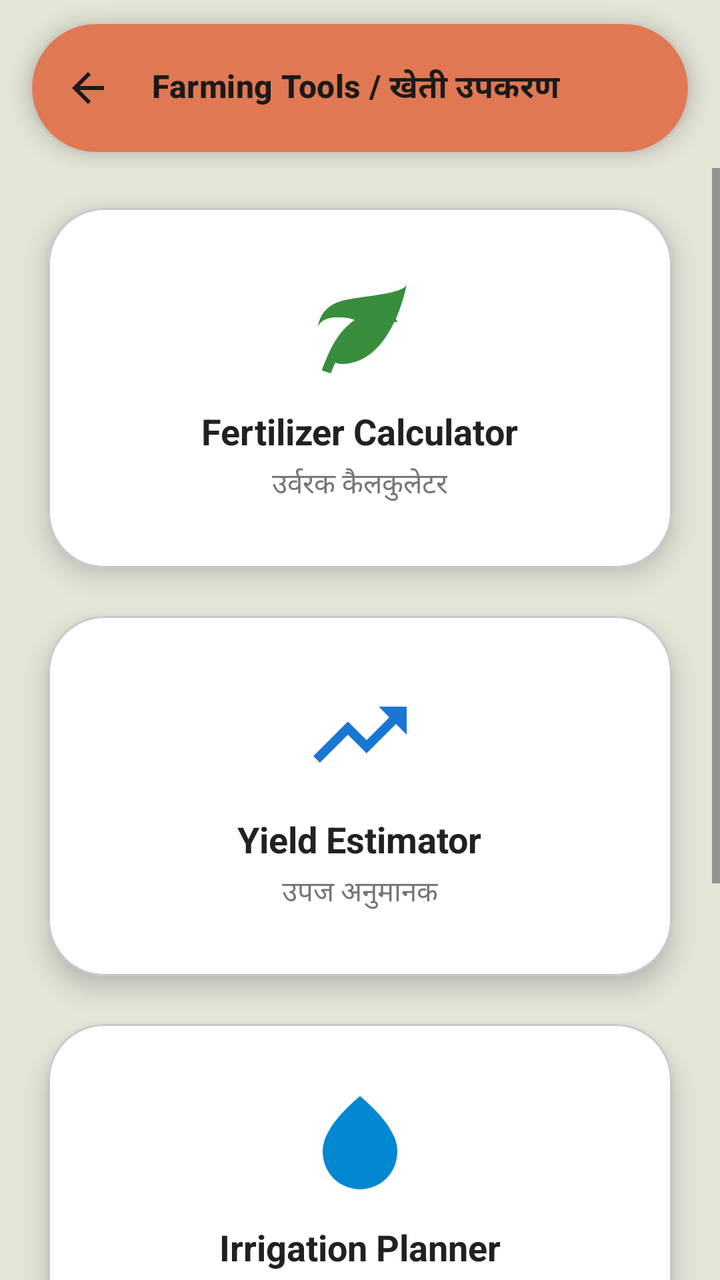
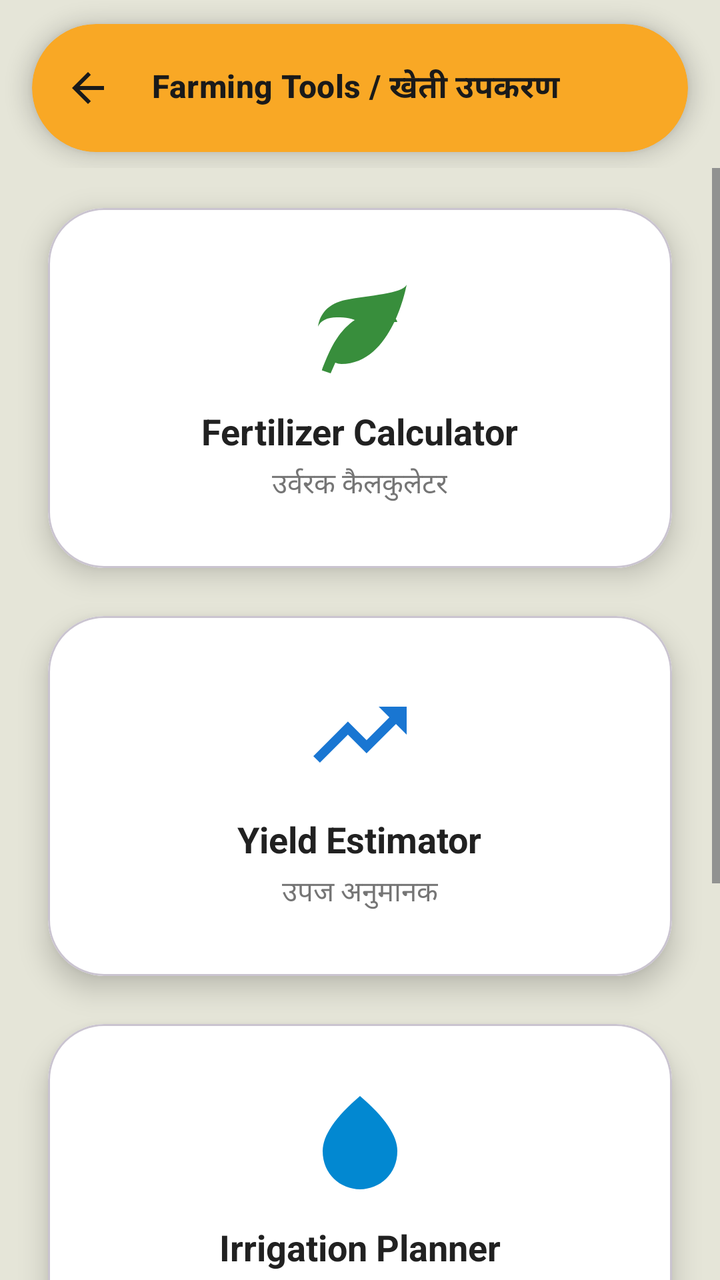

An Android layout rendered at two revisions. The XML below is the earlier revision; the diff shows what the commit changed to produce the second picture.
<!-- AndroidManifest.xml: application theme Theme.Jai_Kisan -->
<!-- res/layout/activity_farming_tools.xml -->
<?xml version="1.0" encoding="utf-8"?>
<LinearLayout
    xmlns:android="http://schemas.android.com/apk/res/android"
    xmlns:app="http://schemas.android.com/apk/res-auto"
    android:layout_width="match_parent"
    android:layout_height="match_parent"
    android:orientation="vertical"
    android:background="#E5E5D8"
    android:fitsSystemWindows="true">

    <com.google.android.material.appbar.AppBarLayout
        android:layout_width="match_parent"
        android:layout_height="wrap_content"
        android:background="@android:color/transparent"
        app:elevation="0dp">

        <com.google.android.material.card.MaterialCardView
            android:layout_width="match_parent"
            android:layout_height="wrap_content"
            android:layout_marginStart="16dp"
            android:layout_marginEnd="16dp"
            android:layout_marginTop="12dp"
            android:layout_marginBottom="8dp"
            app:cardCornerRadius="32dp"
            app:cardElevation="6dp"
            app:cardMaxElevation="6dp"
            app:cardUseCompatPadding="false"
            app:strokeWidth="0dp"
            app:cardBackgroundColor="#E07854">

            <com.google.android.material.appbar.MaterialToolbar
                android:id="@+id/toolbar"
                android:layout_width="match_parent"
                android:layout_height="?attr/actionBarSize"
                app:titleTextAppearance="@style/TextAppearance.JaiKisan.ToolbarTitle"
                app:title="Farming Tools / खेती उपकरण"
                app:titleTextColor="#1A1A1A"
                app:navigationIcon="@drawable/ic_arrow_back_24"
                app:navigationIconTint="#1A1A1A" />

        </com.google.android.material.card.MaterialCardView>

    </com.google.android.material.appbar.AppBarLayout>

    <ScrollView
        android:layout_width="match_parent"
        android:layout_height="0dp"
        android:layout_weight="1"
        android:fillViewport="true"
        android:clipToPadding="false">

        <LinearLayout
            android:layout_width="match_parent"
            android:layout_height="wrap_content"
            android:orientation="vertical"
            android:padding="20dp"
            android:clipToPadding="false"
            android:clipChildren="false">

            <com.google.android.material.card.MaterialCardView
                android:id="@+id/card_fertilizer"
                android:layout_width="match_parent"
                android:layout_height="180dp"
                android:layout_marginBottom="24dp"
                android:layout_marginHorizontal="4dp"
                android:clickable="true"
                android:focusable="true"
                app:cardBackgroundColor="#FFFFFF"
                app:cardCornerRadius="28dp"
                app:cardElevation="8dp"
                app:cardMaxElevation="8dp"
                app:cardUseCompatPadding="false"
                app:rippleColor="?attr/colorControlHighlight">

                <LinearLayout
                    android:layout_width="match_parent"
                    android:layout_height="match_parent"
                    android:orientation="vertical"
                    android:gravity="center">

                    <ImageView
                        android:layout_width="56dp"
                        android:layout_height="56dp"
                        android:src="@drawable/ic_sprout"
                        app:tint="#388E3C"
                        android:contentDescription="Fertilizer Calculator" />

                    <TextView
                        android:layout_width="wrap_content"
                        android:layout_height="wrap_content"
                        android:text="Fertilizer Calculator"
                        android:textSize="18sp"
                        android:textStyle="bold"
                        android:textColor="#212121"
                        android:layout_marginTop="12dp" />

                    <TextView
                        android:id="@+id/tv_sub_fertilizer"
                        android:layout_width="wrap_content"
                        android:layout_height="wrap_content"
                        android:text="उर्वरक कैलकुलेटर"
                        android:textSize="14sp"
                        android:textColor="#757575"
                        android:layout_marginTop="4dp" />
                </LinearLayout>
            </com.google.android.material.card.MaterialCardView>

            <com.google.android.material.card.MaterialCardView
                android:id="@+id/card_yield"
                android:layout_width="match_parent"
                android:layout_height="180dp"
                android:layout_marginBottom="24dp"
                android:layout_marginHorizontal="4dp"
                android:clickable="true"
                android:focusable="true"
                app:cardBackgroundColor="#FFFFFF"
                app:cardCornerRadius="28dp"
                app:cardElevation="8dp"
                app:cardMaxElevation="8dp"
                app:cardUseCompatPadding="false"
                app:rippleColor="?attr/colorControlHighlight">

                <LinearLayout
                    android:layout_width="match_parent"
                    android:layout_height="match_parent"
                    android:orientation="vertical"
                    android:gravity="center">

                    <ImageView
                        android:layout_width="56dp"
                        android:layout_height="56dp"
                        android:src="@drawable/ic_trending_up"
                        app:tint="#1976D2"
                        android:contentDescription="Yield Estimator" />

                    <TextView
                        android:layout_width="wrap_content"
                        android:layout_height="wrap_content"
                        android:text="Yield Estimator"
                        android:textSize="18sp"
                        android:textStyle="bold"
                        android:textColor="#212121"
                        android:layout_marginTop="12dp" />

                    <TextView
                        android:id="@+id/tv_sub_yield"
                        android:layout_width="wrap_content"
                        android:layout_height="wrap_content"
                        android:text="उपज अनुमानक"
                        android:textSize="14sp"
                        android:textColor="#757575"
                        android:layout_marginTop="4dp" />
                </LinearLayout>
            </com.google.android.material.card.MaterialCardView>

            <com.google.android.material.card.MaterialCardView
                android:id="@+id/card_irrigation"
                android:layout_width="match_parent"
                android:layout_height="180dp"
                android:layout_marginBottom="24dp"
                android:layout_marginHorizontal="4dp"
                android:clickable="true"
                android:focusable="true"
                app:cardBackgroundColor="#FFFFFF"
                app:cardCornerRadius="28dp"
                app:cardElevation="8dp"
                app:cardMaxElevation="8dp"
                app:cardUseCompatPadding="false"
                app:rippleColor="?attr/colorControlHighlight">

                <LinearLayout
                    android:layout_width="match_parent"
                    android:layout_height="match_parent"
                    android:orientation="vertical"
                    android:gravity="center">

                    <ImageView
                        android:layout_width="56dp"
                        android:layout_height="56dp"
                        android:src="@drawable/ic_water_drop"
                        app:tint="#0288D1"
                        android:contentDescription="Irrigation Planner" />

                    <TextView
                        android:layout_width="wrap_content"
                        android:layout_height="wrap_content"
                        android:text="Irrigation Planner"
                        android:textSize="18sp"
                        android:textStyle="bold"
                        android:textColor="#212121"
                        android:layout_marginTop="12dp" />

                    <TextView
                        android:id="@+id/tv_sub_irrigation"
                        android:layout_width="wrap_content"
                        android:layout_height="wrap_content"
                        android:text="सिंचाई योजनाकार"
                        android:textSize="14sp"
                        android:textColor="#757575"
                        android:layout_marginTop="4dp" />
                </LinearLayout>
            </com.google.android.material.card.MaterialCardView>

            <com.google.android.material.card.MaterialCardView
                android:id="@+id/card_cost"
                android:layout_width="match_parent"
                android:layout_height="180dp"
                android:layout_marginBottom="32dp"
                android:layout_marginHorizontal="4dp"
                android:clickable="true"
                android:focusable="true"
                app:cardBackgroundColor="#FFFFFF"
                app:cardCornerRadius="28dp"
                app:cardElevation="8dp"
                app:cardMaxElevation="8dp"
                app:cardUseCompatPadding="false"
                app:rippleColor="?attr/colorControlHighlight">

                <LinearLayout
                    android:layout_width="match_parent"
                    android:layout_height="match_parent"
                    android:orientation="vertical"
                    android:gravity="center">

                    <ImageView
                        android:layout_width="56dp"
                        android:layout_height="56dp"
                        android:src="@drawable/ic_calculate"
                        app:tint="#E64A19"
                        android:contentDescription="Cost Calculator" />

                    <TextView
                        android:layout_width="wrap_content"
                        android:layout_height="wrap_content"
                        android:text="Cost Calculator"
                        android:textSize="18sp"
                        android:textStyle="bold"
                        android:textColor="#212121"
                        android:layout_marginTop="12dp" />

                    <TextView
                        android:id="@+id/tv_sub_cost"
                        android:layout_width="wrap_content"
                        android:layout_height="wrap_content"
                        android:text="लागत कैलकुलेटर"
                        android:textSize="14sp"
                        android:textColor="#757575"
                        android:layout_marginTop="4dp" />
                </LinearLayout>
            </com.google.android.material.card.MaterialCardView>

        </LinearLayout>
    </ScrollView>

</LinearLayout>
<!-- resources referenced by this layout -->
<resources>
  <!-- drawable ic_arrow_back_24 (drawable) -->
  <vector xmlns:android="http://schemas.android.com/apk/res/android" android:autoMirrored="true" android:height="24dp" android:tint="#000000" android:viewportHeight="960" android:viewportWidth="960" android:width="24dp">
        
      <path android:fillColor="@android:color/white" android:pathData="M313,520L537,744L480,800L160,480L480,160L537,216L313,440L800,440L800,520L313,520Z"/>
      
  </vector>
  <!-- drawable ic_calculate (drawable) -->
  <vector xmlns:android="http://schemas.android.com/apk/res/android"
      android:width="56dp"
      android:height="56dp"
      android:viewportWidth="24"
      android:viewportHeight="24"
      android:tint="#E64A19">
      
      <path
          android:fillColor="@android:color/white"
          android:pathData="M19,3L5,3c-1.1,0 -2,0.9 -2,2v14c0,1.1 0.9,2 2,2h14c1.1,0 2,-0.9 2,-2L21,5c0,-1.1 -0.9,-2 -2,-2zM13,8h-2L11,6h2v2zM11,10h2v2h-2v-2zM7,6h2v2L7,8L7,6zM7,10h2v2L7,12v-2zM9,18L7,18v-2h2v2zM9,16L7,16v-2h2v2zM13,18h-2v-2h2v2zM13,16h-2v-2h2v2zM17,18h-2v-6h2v6zM17,10h-2V8h2v2z"/>
  </vector>
  <!-- drawable ic_sprout (drawable) -->
  <vector xmlns:android="http://schemas.android.com/apk/res/android"
      android:width="56dp"
      android:height="56dp"
      android:viewportWidth="24"
      android:viewportHeight="24"
      android:tint="#388E3C">
      <path
          android:fillColor="@android:color/white"
          android:pathData="M17,8C8,10 5.9,16.17 3.82,21.34L5.71,22l1,-2.3A4.49,4.49 0,0 0,8 20C19,20 22,3 22,3 21,5 14,5.25 9,6.25 5.23,7 3.39,9.24 3,12c.5,-1.25 2,-2 4,-2C11,10 13.5,11 13,15h2c1,-4 4,-4 5,-4C20,11 20,10 17,8Z"/>
  </vector>
  <!-- drawable ic_trending_up (drawable) -->
  <vector xmlns:android="http://schemas.android.com/apk/res/android"
      android:width="56dp"
      android:height="56dp"
      android:viewportWidth="24"
      android:viewportHeight="24"
      android:tint="#1976D2">
      <path
          android:fillColor="@android:color/white"
          android:pathData="M16,6l2.29,2.29 -4.88,4.88 -4,-4L2,16.59 3.41,18l6,-6 4,4 6.3,-6.29L22,12V6z"/>
  </vector>
  <!-- drawable ic_water_drop (drawable) -->
  <vector xmlns:android="http://schemas.android.com/apk/res/android"
      android:width="56dp"
      android:height="56dp"
      android:viewportWidth="24"
      android:viewportHeight="24"
      android:tint="#0288D1">
      <path
          android:fillColor="@android:color/white"
          android:pathData="M12,2c-5.33,4.55 -8,8.48 -8,11.8 0,4.98 3.8,8.2 8,8.2s8,-3.22 8,-8.2c0,-3.32 -2.67,-7.25 -8,-11.8z"/>
  </vector>
  <style name="TextAppearance.JaiKisan.ToolbarTitle" parent="TextAppearance.Material3.TitleMedium">
          <item name="android:textSize">16sp</item>
          <item name="android:textStyle">bold</item>
          <item name="android:textColor">#1A1A1A</item>
      </style>
  <style name="Theme.Jai_Kisan" parent="Base.Theme.Jai_Kisan" />
  <style name="Base.Theme.Jai_Kisan" parent="Theme.Material3.Light.NoActionBar">
  
          <item name="android:forceDarkAllowed" tools:targetApi="q">false</item>
  
          <item name="android:windowBackground">@color/app_background</item>
  
          <item name="android:fontFamily">@font/poppins</item>
  
          <item name="colorPrimary">@color/green</item>
          <item name="colorPrimaryVariant">@color/green</item>
          <item name="colorOnPrimary">@color/white</item>
          <item name="colorSecondary">@color/green</item>
          <item name="colorSecondaryVariant">@color/green</item>
          <item name="colorOnSecondary">@color/white</item>
  
          <item name="android:statusBarColor">?attr/colorPrimary</item>
  
      </style>
  <color name="app_background">#F9F6ED</color>
  <color name="green">#2E7D32</color>
  <color name="white">#FFFFFFFF</color>
</resources>

<!-- the commit's change to res/layout/activity_farming_tools.xml (unified diff, before → after) -->
@@ -26,7 +26,7 @@
             app:cardMaxElevation="6dp"
             app:cardUseCompatPadding="false"
             app:strokeWidth="0dp"
-            app:cardBackgroundColor="#E07854">
+            app:cardBackgroundColor="#F9A825">
 
             <com.google.android.material.appbar.MaterialToolbar
                 android:id="@+id/toolbar"
